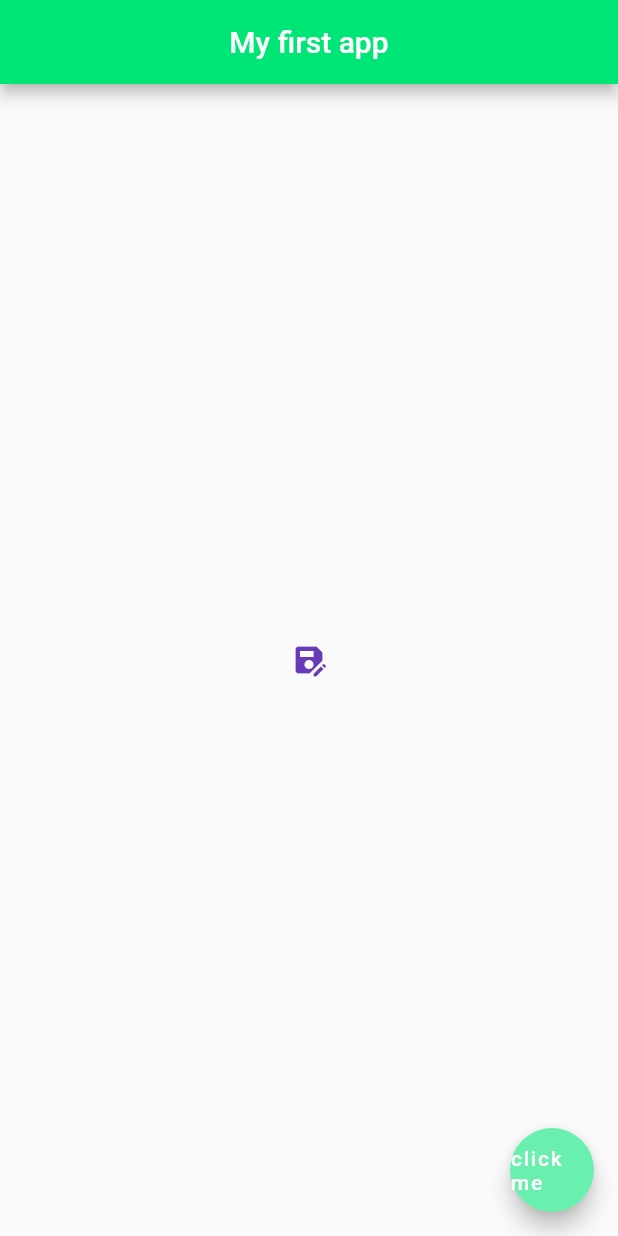
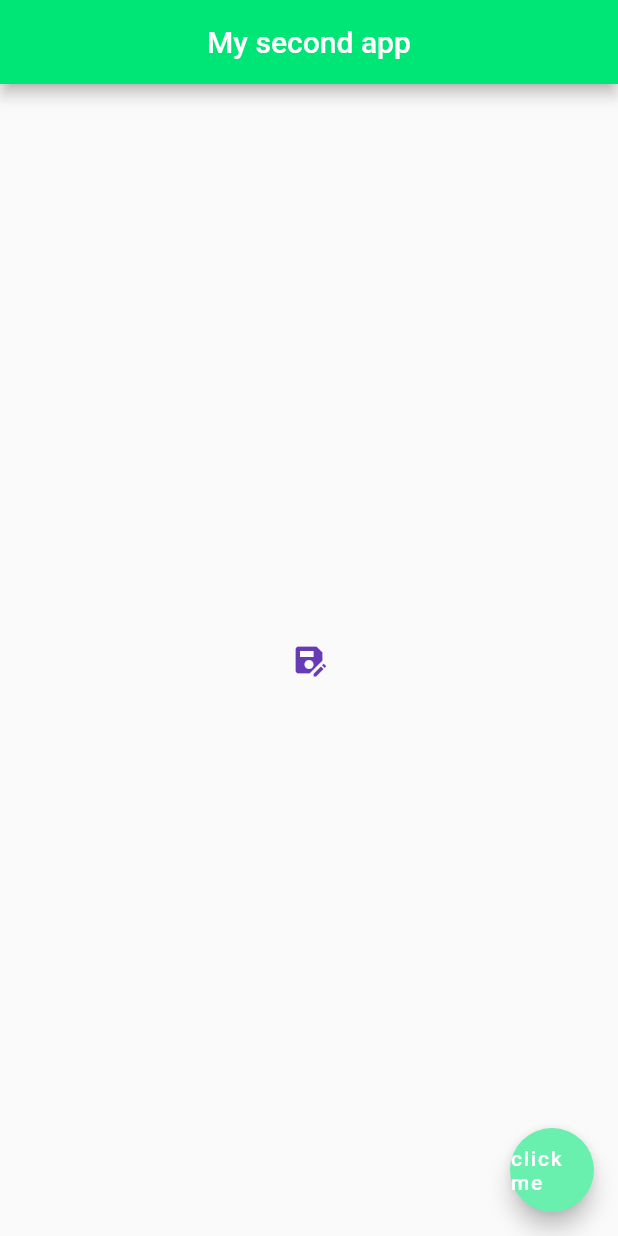
Before and after one commit to pundalik1975/lib1, a Flutter app: the screen it shows after launch, on a phone screen of 412 x 824 dp. Run offline on Flutter 3.47's test engine with Material 2 defaults, Android fonts, the phone set to English and light mode, and no system bars.

Commit message:
second commit

```diff
--- a/lib/main.dart
+++ b/lib/main.dart
@@ -14,7 +14,7 @@ class Home extends StatelessWidget {
   Widget build(BuildContext context) {
     return Scaffold(
       appBar:AppBar(
-        title:Text("My first app"),
+        title:Text("My second app"),
         centerTitle:true,
         backgroundColor: Colors.greenAccent[400],
 
```
Also changed, not shown: 3 other files.
